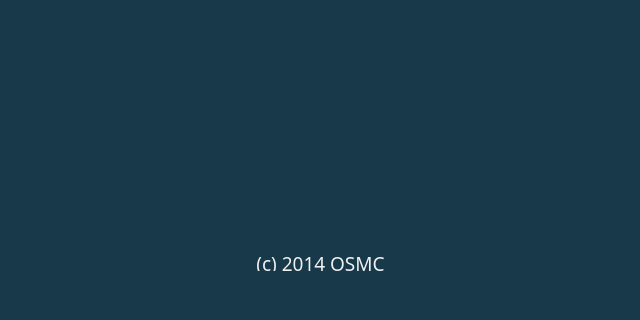
First picture: the form in installer/host/qt_host_installer/mainwindow.ui, repository osmc/osmc, before the edit; both pictures show x 0 to 640 and y 160 to 480 of the 640 by 480 pixel window.
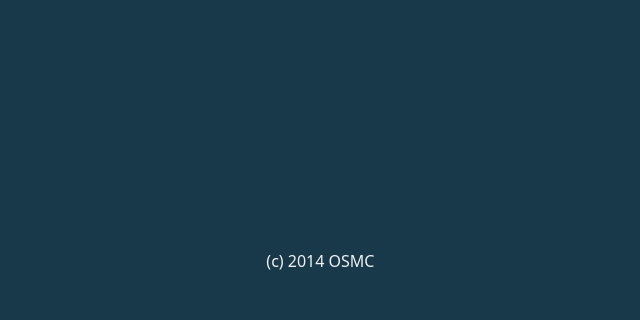
Second picture: the form after the edit. Icons and pictures are not drawn.

Commit message: [installer] [host] hide translation window after selection again; remove HTML from text labels so translation is easier:

```diff
--- a/installer/host/qt_host_installer/mainwindow.ui
+++ b/installer/host/qt_host_installer/mainwindow.ui
@@ -54,10 +54,14 @@
     <property name="font">
      <font>
       <family>Source Sans Pro</family>
+      <pointsize>12</pointsize>
      </font>
     </property>
+    <property name="styleSheet">
+     <string notr="true">color:rgb(240, 240, 240)</string>
+    </property>
     <property name="text">
-     <string>&lt;html&gt;&lt;head/&gt;&lt;body&gt;&lt;p&gt;&lt;span style=&quot; font-size:14pt; color:#f0f0f0;&quot;&gt;(c) 2014 OSMC&lt;/span&gt;&lt;/p&gt;&lt;/body&gt;&lt;/html&gt;</string>
+     <string>(c) 2014 OSMC</string>
     </property>
     <property name="alignment">
      <set>Qt::AlignCenter</set>
```
The commit also changes 2 other files.
